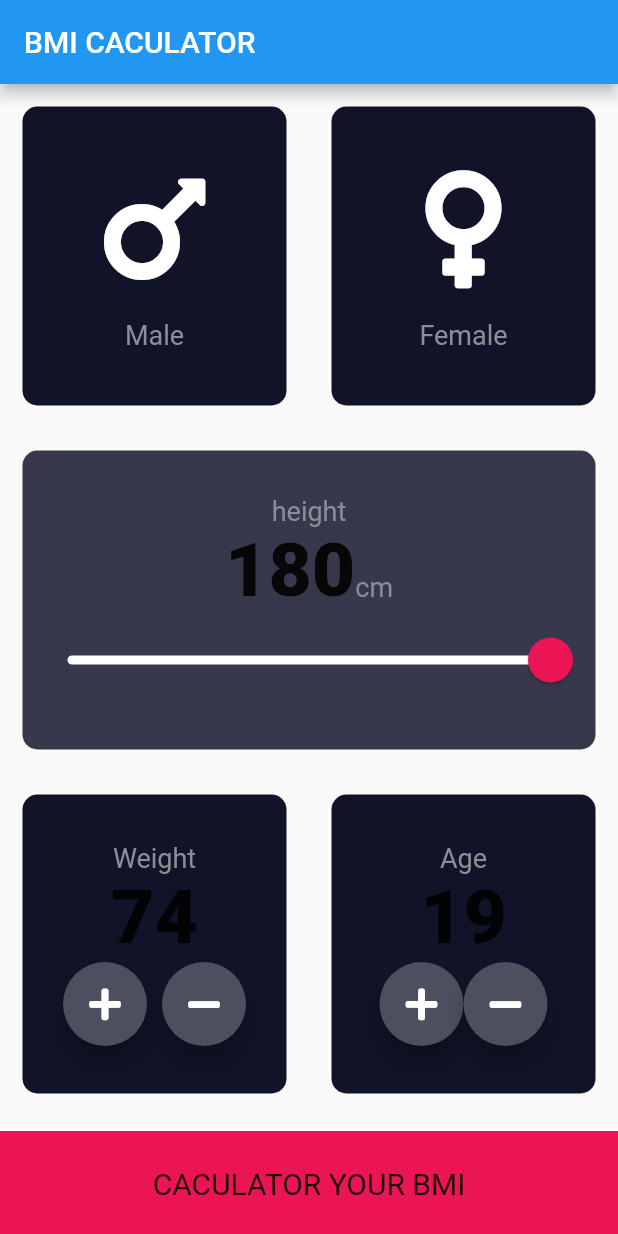
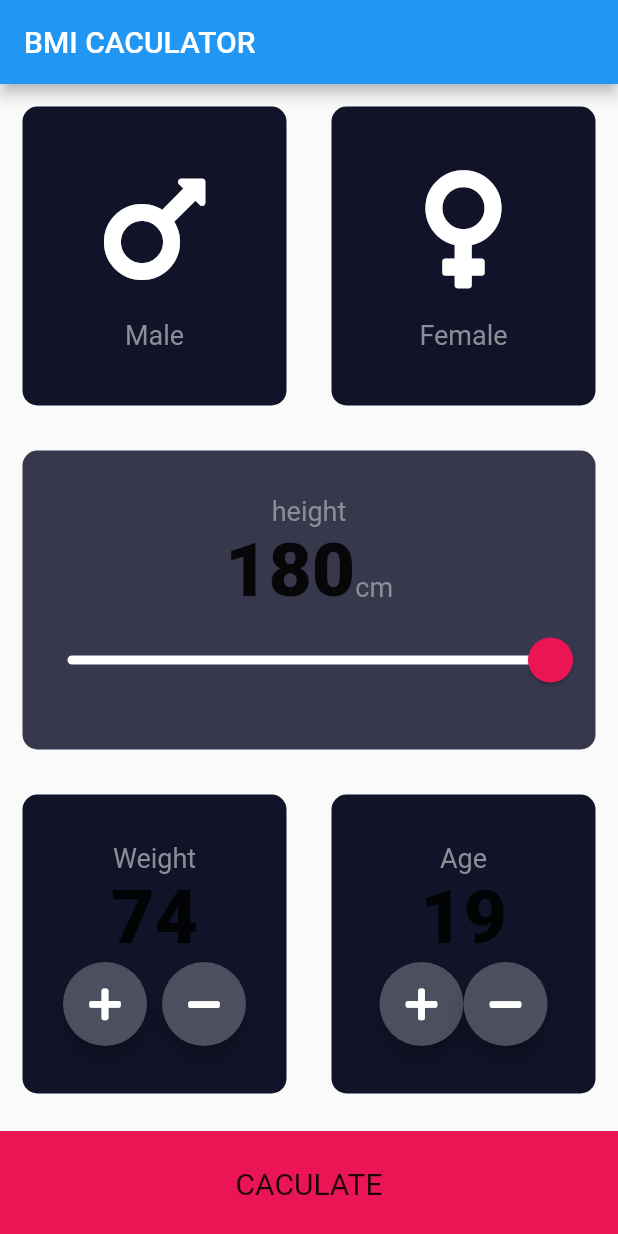
Before and after one commit to hungto228/flutter_challenge_app_1, a Flutter app: the InputPage screen opened directly, on a phone screen of 412 x 824 dp. Run offline on Flutter 3.47's test engine with Material 2 defaults, Android fonts, the phone set to English and light mode, and no system bars; our stand-ins replace audioplayers, font_awesome_flutter, rflutter_alert.

Commit message:
add detai page

```diff
--- a/lib/BMI/bmiMain.dart
+++ b/lib/BMI/bmiMain.dart
@@ -1,6 +1,6 @@
 import 'package:flutter/material.dart';
 
-import 'input_page.dart';
+import 'screens/input_page.dart';
 
 void main() => runApp(BMIMain());
 
--- /dev/null
+++ b/lib/BMI/compoment/bottom_button.dart
@@ -0,0 +1,31 @@
+import 'package:flutter/material.dart';
+
+import '../constants.dart';
+
+class BottomButton extends StatelessWidget {
+  const BottomButton({required this.ontap, required this.buttonTitle});
+  final Function() ontap;
+
+  final String buttonTitle;
+  @override
+  Widget build(BuildContext context) {
+    return GestureDetector(
+      onTap: ontap,
+      child: Container(
+        color: bottomContainerColor,
+        margin: EdgeInsets.only(top: 10),
+        width: double.infinity,
+        height: bottomContainerheight,
+        child: Center(
+          child: Expanded(
+            flex: 5,
+            child: Text(
+              buttonTitle,
+              style: TextStyle(fontSize: 20.0),
+            ),
+          ),
+        ),
+      ),
+    );
+  }
+}
--- a/lib/BMI/icon_content.dart
+++ b/lib/BMI/compoment/icon_content.dart
@@ -2,7 +2,7 @@
 import 'package:flutter/material.dart';
 import 'package:font_awesome_flutter/font_awesome_flutter.dart';
 
-import 'constants.dart';
+import '../constants.dart';
 
 class IconContent extends StatelessWidget {
   IconContent({required this.icon, required this.lable});
--- /dev/null
+++ b/lib/BMI/compoment/roundIcon_Bottom.dart
@@ -0,0 +1,23 @@
+import 'package:flutter/material.dart';
+
+class RoundIconButton extends StatelessWidget {
+  RoundIconButton({required this.icon, required this.onPressed});
+
+  final IconData icon;
+  final Function() onPressed;
+
+  @override
+  Widget build(BuildContext context) {
+    return RawMaterialButton(
+      child: Icon(
+        icon,
+        color: Colors.white,
+      ),
+      elevation: 6.0,
+      constraints: BoxConstraints.tightFor(width: 56.0, height: 56.0),
+      onPressed: onPressed,
+      shape: CircleBorder(),
+      fillColor: Color(0xff4c4f5e),
+    );
+  }
+}
--- a/lib/BMI/constants.dart
+++ b/lib/BMI/constants.dart
@@ -7,3 +7,7 @@ const bottomContainerColor = Color(0xFFEB1555);
 
 const lableTextStyle = TextStyle(fontSize: 18, color: Color(0xFF8d8d98));
 const numberTextStyte = TextStyle(fontSize: 50, fontWeight: FontWeight.w900);
+const resultsTextSty = TextStyle(
+    color: Color(0xFF24D876), fontSize: 22, fontWeight: FontWeight.bold);
+const bmiTextStyte = TextStyle(fontSize: 100, fontWeight: FontWeight.bold);
+const bodytextSty = TextStyle(fontSize: 22, fontWeight: FontWeight.bold);
--- a/lib/BMI/input_page.dart
+++ b/lib/BMI/screens/input_page.dart
@@ -1,11 +1,13 @@
 import 'package:flutter/cupertino.dart';
 import 'package:flutter/material.dart';
-import 'package:flutter_app/BMI/result_page.dart';
-import 'package:flutter_app/BMI/rousable_cart.dart';
+import 'package:flutter_app/BMI/compoment/icon_content.dart';
+import 'package:flutter_app/BMI/screens/result_page.dart';
+import 'package:flutter_app/BMI/compoment/rousable_cart.dart';
 import 'package:font_awesome_flutter/font_awesome_flutter.dart';
 
-import 'constants.dart';
-import 'icon_content.dart';
+import '../compoment/bottom_button.dart';
+import '../constants.dart';
+import '../compoment/roundIcon_Bottom.dart';
 
 enum Gender {
   male,
@@ -234,50 +236,14 @@ class _InputPageState extends State<InputPage> {
                 )),
               ],
             )),
-            GestureDetector(
-              onTap: () {
+            BottomButton(
+              buttonTitle: "CACULATE",
+              ontap: () {
                 Navigator.push(context,
                     MaterialPageRoute(builder: (context) => ResultsPage()));
               },
-              child: Container(
-                color: bottomContainerColor,
-                margin: EdgeInsets.only(top: 10),
-                width: double.infinity,
-                height: bottomContainerheight,
-                child: Center(
-                  child: Expanded(
-                    flex: 5,
-                    child: Text(
-                      "CACULATOR YOUR BMI",
-                      style: TextStyle(fontSize: 20.0),
-                    ),
-                  ),
-                ),
-              ),
             )
           ],
         ));
   }
 }
-
-class RoundIconButton extends StatelessWidget {
-  RoundIconButton({required this.icon, required this.onPressed});
-
-  final IconData icon;
-  final Function() onPressed;
-
-  @override
-  Widget build(BuildContext context) {
-    return RawMaterialButton(
-      child: Icon(
-        icon,
-        color: Colors.white,
-      ),
-      elevation: 6.0,
-      constraints: BoxConstraints.tightFor(width: 56.0, height: 56.0),
-      onPressed: onPressed,
-      shape: CircleBorder(),
-      fillColor: Color(0xff4c4f5e),
-    );
-  }
-}
```
Also changed, not shown: lib/BMI/result_page.dart (deleted, +0 -17 lines), lib/BMI/screens/result_page.dart (added, +64 -0 lines), lib/BMI/compoment/rousable_cart.dart (renamed from lib/BMI/rousable_cart.dart).
